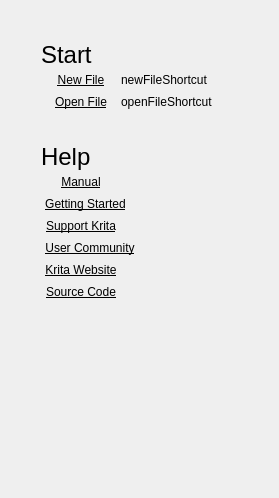
Above: libs/ui/forms/KisWelcomePage.ui from KDE/krita before the change. Below: the same form after it.
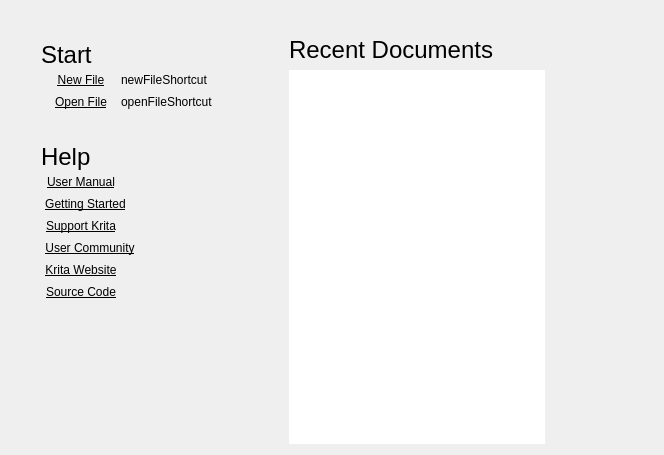
That is the form after the change.

Commit message: Add recent document and thumbnails to welcome page

Diff of the .ui file:
```diff
--- a/libs/ui/forms/KisWelcomePage.ui
+++ b/libs/ui/forms/KisWelcomePage.ui
@@ -6,8 +6,8 @@
    <rect>
     <x>0</x>
     <y>0</y>
-    <width>279</width>
-    <height>498</height>
+    <width>664</width>
+    <height>455</height>
    </rect>
   </property>
   <property name="sizePolicy">
@@ -16,7 +16,7 @@
     <verstretch>0</verstretch>
    </sizepolicy>
   </property>
-  <layout class="QVBoxLayout" name="verticalLayout_2">
+  <layout class="QHBoxLayout" name="horizontalLayout_9">
    <item>
     <layout class="QVBoxLayout" name="verticalLayout">
      <property name="spacing">
@@ -183,7 +183,7 @@
           </font>
          </property>
          <property name="text">
-          <string>Manual</string>
+          <string>User Manual</string>
          </property>
          <property name="checkable">
           <bool>false</bool>
@@ -392,17 +392,94 @@
        </item>
       </layout>
      </item>
+     <item>
+      <spacer name="verticalSpacer">
+       <property name="orientation">
+        <enum>Qt::Vertical</enum>
+       </property>
+       <property name="sizeHint" stdset="0">
+        <size>
+         <width>20</width>
+         <height>40</height>
+        </size>
+       </property>
+      </spacer>
+     </item>
     </layout>
    </item>
    <item>
-    <spacer name="verticalSpacer">
+    <layout class="QVBoxLayout" name="verticalLayout_2">
+     <property name="spacing">
+      <number>6</number>
+     </property>
+     <property name="topMargin">
+      <number>25</number>
+     </property>
+     <item>
+      <widget class="QLabel" name="startTitleLabel_2">
+       <property name="font">
+        <font>
+         <pointsize>18</pointsize>
+        </font>
+       </property>
+       <property name="text">
+        <string>Recent Documents</string>
+       </property>
+      </widget>
+     </item>
+     <item>
+      <widget class="QListView" name="recentDocumentsListView">
+       <property name="minimumSize">
+        <size>
+         <width>0</width>
+         <height>0</height>
+        </size>
+       </property>
+       <property name="font">
+        <font>
+         <kerning>false</kerning>
+        </font>
+       </property>
+       <property name="focusPolicy">
+        <enum>Qt::NoFocus</enum>
+       </property>
+       <property name="autoFillBackground">
+        <bool>false</bool>
+       </property>
+       <property name="frameShape">
+        <enum>QFrame::NoFrame</enum>
+       </property>
+       <property name="frameShadow">
+        <enum>QFrame::Plain</enum>
+       </property>
+       <property name="lineWidth">
+        <number>0</number>
+       </property>
+       <property name="autoScroll">
+        <bool>false</bool>
+       </property>
+       <property name="showDropIndicator" stdset="0">
+        <bool>false</bool>
+       </property>
+       <property name="viewMode">
+        <enum>QListView::ListMode</enum>
+       </property>
+       <property name="uniformItemSizes">
+        <bool>true</bool>
+       </property>
+      </widget>
+     </item>
+    </layout>
+   </item>
+   <item>
+    <spacer name="horizontalSpacer_9">
      <property name="orientation">
-      <enum>Qt::Vertical</enum>
+      <enum>Qt::Horizontal</enum>
      </property>
      <property name="sizeHint" stdset="0">
       <size>
-       <width>20</width>
-       <height>40</height>
+       <width>40</width>
+       <height>20</height>
       </size>
      </property>
     </spacer>
```
Left out of the diff: 26 changed lines with no effect on the pictures. The commit also changes 4 other files.
